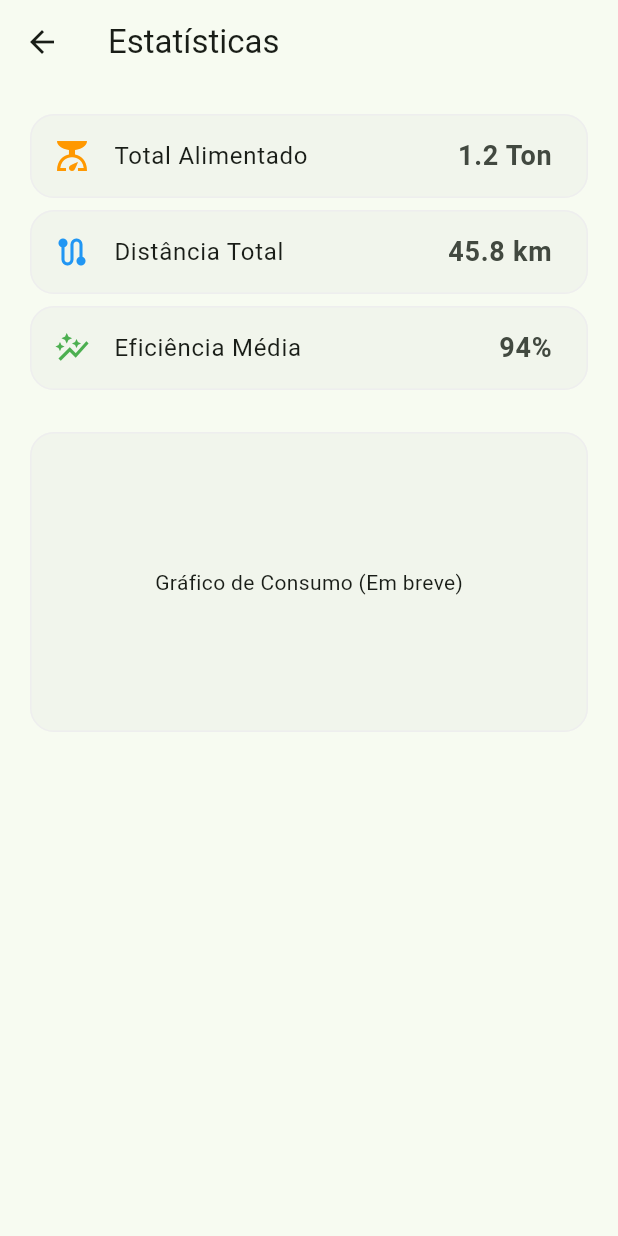
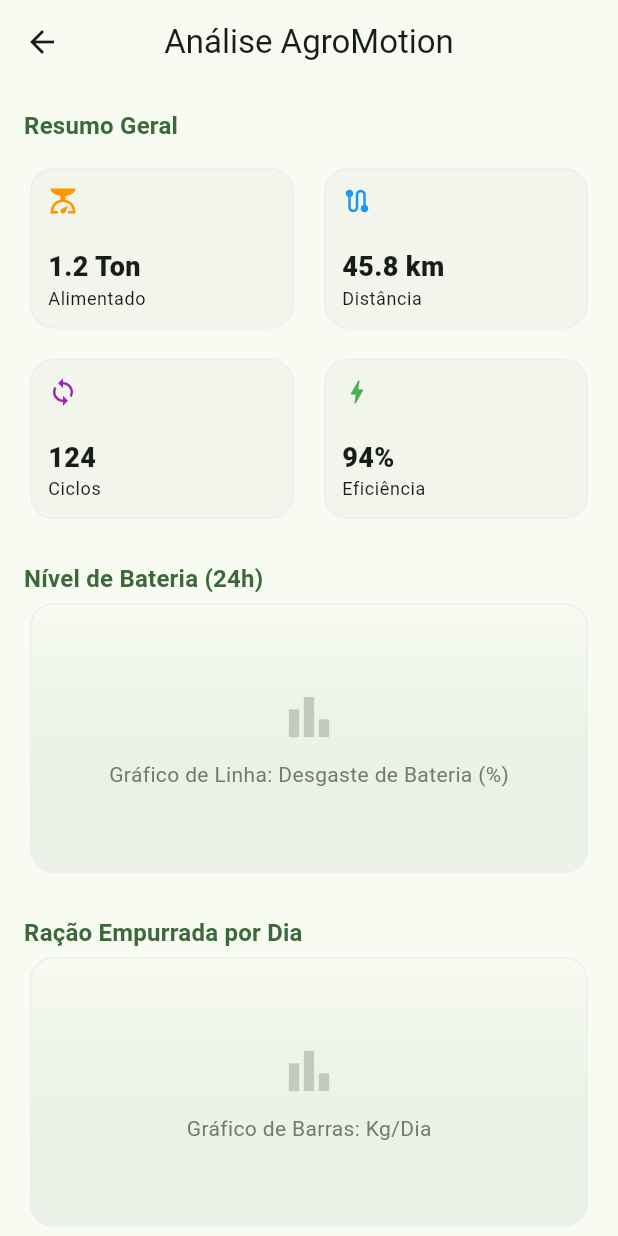
Before and after one commit to Agromotion/agromotion-app, a Flutter app: the StatisticsScreen screen opened directly, on a phone screen of 412 x 824 dp. Run offline on Flutter 3.47's test engine with Material 3 defaults, Android fonts, the phone set to English and light mode, and no system bars; our stand-ins replace package_info_plus.

Commit message:
Feat: melhora de estatísticas, dialogs.
Adiciona mais UI para estatísticas relevantes, com mock data.
Cria dialogs.dart para criar dialogs reutilizáveis.

```diff
--- a/lib/screens/statistics_screen.dart
+++ b/lib/screens/statistics_screen.dart
@@ -5,35 +5,204 @@ class StatisticsScreen extends StatelessWidget {
 
   @override
   Widget build(BuildContext context) {
+    final colorScheme = Theme.of(context).colorScheme;
+
     return Scaffold(
-      appBar: AppBar(title: const Text('Estatísticas')),
+      appBar: AppBar(
+        title: const Text('Análise AgroMotion'),
+        centerTitle: true,
+      ),
       body: SingleChildScrollView(
         padding: const EdgeInsets.all(16),
         child: Column(
+          crossAxisAlignment: CrossAxisAlignment.start,
           children: [
-            _buildStatItem(context, 'Total Alimentado', '1.2 Ton', Icons.scale, Colors.orange),
-            _buildStatItem(context, 'Distância Total', '45.8 km', Icons.route, Colors.blue),
-            _buildStatItem(context, 'Eficiência Média', '94%', Icons.auto_graph, Colors.green),
-            const SizedBox(height: 20),
-            const Card(
-              child: SizedBox(
-                height: 200,
-                width: double.infinity,
-                child: Center(child: Text('Gráfico de Consumo (Em breve)')),
-              ),
-            )
+            _buildSectionTitle(context, 'Resumo Geral'),
+            const SizedBox(height: 12),
+            // Grid de métricas rápidas
+            GridView.count(
+              shrinkWrap: true,
+              physics: const NeverScrollableScrollPhysics(),
+              crossAxisCount: 2,
+              crossAxisSpacing: 12,
+              mainAxisSpacing: 12,
+              childAspectRatio: 1.6,
+              children: [
+                _buildQuickStat(
+                  context,
+                  'Alimentado',
+                  '1.2 Ton',
+                  Icons.scale,
+                  Colors.orange,
+                ),
+                _buildQuickStat(
+                  context,
+                  'Distância',
+                  '45.8 km',
+                  Icons.route,
+                  Colors.blue,
+                ),
+                _buildQuickStat(
+                  context,
+                  'Ciclos',
+                  '124',
+                  Icons.loop,
+                  Colors.purple,
+                ),
+                _buildQuickStat(
+                  context,
+                  'Eficiência',
+                  '94%',
+                  Icons.bolt,
+                  Colors.green,
+                ),
+              ],
+            ),
+
+            const SizedBox(height: 24),
+            _buildSectionTitle(context, 'Nível de Bateria (24h)'),
+            _buildChartPlaceholder(
+              context,
+              'Gráfico de Linha: Desgaste de Bateria (%)',
+            ),
+
+            const SizedBox(height: 24),
+            _buildSectionTitle(context, 'Ração Empurrada por Dia'),
+            _buildChartPlaceholder(context, 'Gráfico de Barras: Kg/Dia'),
+
+            const SizedBox(height: 24),
+            _buildSectionTitle(context, 'Últimas Missões'),
+            const SizedBox(height: 12),
+            // Placeholder de histórico
+            _buildMissionLog(
+              context,
+              'Hoje, 07:02',
+              'Concluída',
+              '120kg',
+              Icons.check_circle,
+              Colors.green,
+            ),
+            _buildMissionLog(
+              context,
+              'Hoje, 12:45',
+              'Obstáculo detetado',
+              '45kg',
+              Icons.warning,
+              Colors.amber,
+            ),
+            _buildMissionLog(
+              context,
+              'Ontem, 18:00',
+              'Concluída',
+              '135kg',
+              Icons.check_circle,
+              Colors.green,
+            ),
+
+            const SizedBox(height: 40), // Espaço final para não bater no fundo
           ],
         ),
       ),
     );
   }
 
-  Widget _buildStatItem(BuildContext context, String title, String val, IconData icon, Color color) {
+  // Widget para os títulos das secções
+  Widget _buildSectionTitle(BuildContext context, String title) {
+    return Text(
+      title,
+      style: Theme.of(context).textTheme.titleMedium?.copyWith(
+        fontWeight: FontWeight.bold,
+        color: Theme.of(context).colorScheme.primary,
+      ),
+    );
+  }
+
+  // Widget para métricas em grelha (mais "sexy" que listas simples)
+  Widget _buildQuickStat(
+    BuildContext context,
+    String title,
+    String val,
+    IconData icon,
+    Color color,
+  ) {
     return Card(
+      child: Padding(
+        padding: const EdgeInsets.all(12.0),
+        child: Column(
+          crossAxisAlignment: CrossAxisAlignment.start,
+          mainAxisAlignment: MainAxisAlignment.center,
+          children: [
+            Icon(icon, color: color, size: 20),
+            const Spacer(),
+            Text(
+              val,
+              style: const TextStyle(fontWeight: FontWeight.w900, fontSize: 18),
+            ),
+            Text(title, style: Theme.of(context).textTheme.bodySmall),
+          ],
+        ),
+      ),
+    );
+  }
+
+  // Placeholder para os gráficos (futuro: usar o package fl_chart)
+  Widget _buildChartPlaceholder(BuildContext context, String label) {
+    final colorScheme = Theme.of(context).colorScheme;
+    return Card(
+      child: Container(
+        height: 180,
+        width: double.infinity,
+        decoration: BoxDecoration(
+          borderRadius: BorderRadius.circular(16),
+          gradient: LinearGradient(
+            colors: [
+              colorScheme.surface,
+              colorScheme.surfaceVariant.withAlpha(50),
+            ],
+            begin: Alignment.topCenter,
+            end: Alignment.bottomCenter,
+          ),
+        ),
+        child: Center(
+          child: Column(
+            mainAxisAlignment: MainAxisAlignment.center,
+            children: [
+              Icon(
+                Icons.bar_chart,
+                color: colorScheme.outlineVariant,
+                size: 40,
+              ),
+              const SizedBox(height: 8),
+              Text(label, style: TextStyle(color: colorScheme.outline)),
+            ],
+          ),
+        ),
+      ),
+    );
+  }
+
+  // Item do log de missões
+  Widget _buildMissionLog(
+    BuildContext context,
+    String date,
+    String status,
+    String qty,
+    IconData icon,
+    Color color,
+  ) {
+    return Card(
+      margin: const EdgeInsets.only(bottom: 8),
       child: ListTile(
         leading: Icon(icon, color: color),
-        title: Text(title),
-        trailing: Text(val, style: const TextStyle(fontWeight: FontWeight.bold, fontSize: 18)),
+        title: Text(
+          date,
+          style: const TextStyle(fontSize: 14, fontWeight: FontWeight.bold),
+        ),
+        subtitle: Text(status),
+        trailing: Text(
+          qty,
+          style: const TextStyle(fontWeight: FontWeight.bold),
+        ),
       ),
     );
   }
--- /dev/null
+++ b/lib/utils/dialogs.dart
@@ -0,0 +1,32 @@
+import 'package:flutter/material.dart';
+
+class AppDialogs {
+  /// Diálogo de confirmação para remoção
+  static Future<bool?> showDeleteConfirmation(BuildContext context) {
+    final colorScheme = Theme.of(context).colorScheme;
+
+    return showDialog<bool>(
+      context: context,
+      builder: (context) => AlertDialog(
+        title: const Text('Remover Horário?'),
+        content: const Text(
+          'O robô AgroMotion deixará de realizar esta tarefa automaticamente.',
+        ),
+        actions: [
+          TextButton(
+            onPressed: () => Navigator.pop(context, false),
+            child: const Text('CANCELAR'),
+          ),
+          FilledButton.tonal(
+            onPressed: () => Navigator.pop(context, true),
+            style: FilledButton.styleFrom(
+              backgroundColor: colorScheme.errorContainer,
+              foregroundColor: colorScheme.error,
+            ),
+            child: const Text('REMOVER'),
+          ),
+        ],
+      ),
+    );
+  }
+}
```
